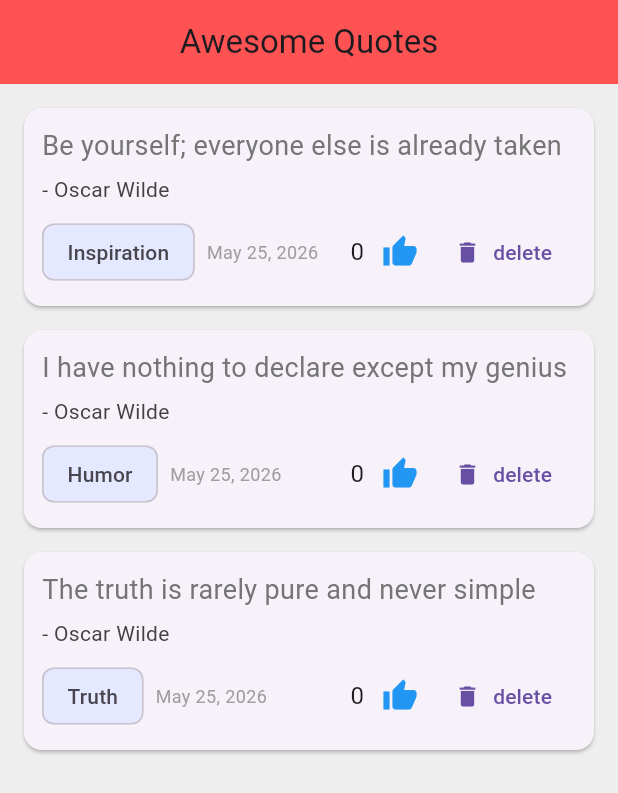
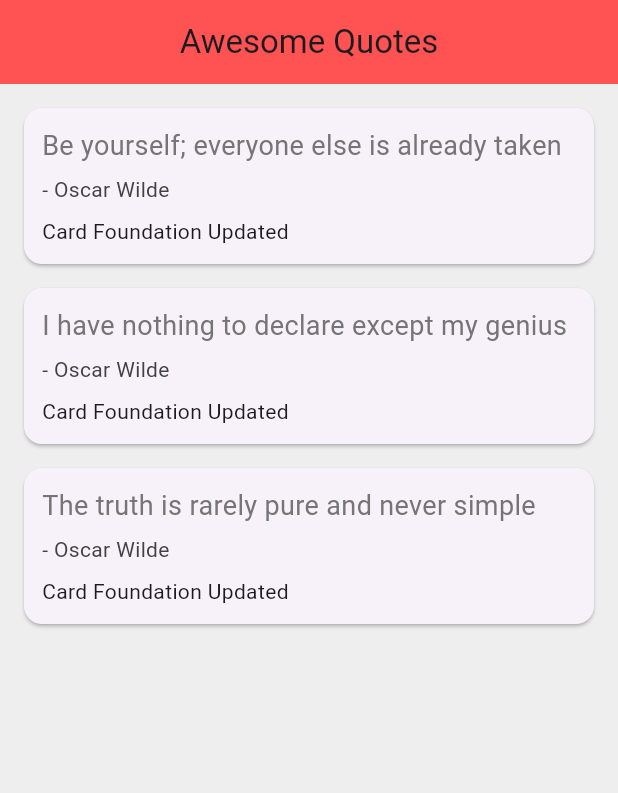
Before and after one commit to mrpatel2/quote_app_extended_Part2, a Flutter app: the screen it shows after launch, on a phone screen of 412 x 824 dp. Shown: the top 793 px of the screen. Run offline on Flutter 3.47's test engine with Material 3 defaults, Android fonts, the phone set to English and light mode, and no system bars.

Commit message:
Convert QuoteCard to a StatefulWidget to prepare for local state

```diff
--- a/lib/main.dart
+++ b/lib/main.dart
@@ -1,7 +1,7 @@
 /* Mihir Patel
    CPSC 4150/6150
-   Net Ninja Quote Lab Features 1 (Category/Tag), 2 (Date Added), and 3 (Likes Counter)
-   May 24, 2026
+   Net Ninja Quote Lab Features 4 & 5 (Delete Confirmation and Category-Based Theme)
+   May 31, 2026
 */
 
 import 'package:flutter/material.dart';
--- a/lib/quote.dart
+++ b/lib/quote.dart
@@ -1,7 +1,7 @@
 /* Mihir Patel
    CPSC 4150/6150
-   Net Ninja Quote Lab Features 1 (Category/Tag), 2 (Date Added), and 3 (Likes Counter)
-   May 24, 2026
+   Net Ninja Quote Lab Features 4 & 5 (Delete Confirmation and Category-Based Theme)
+   May 31, 2026
 */
 
 class Quote {
--- a/lib/quote_card.dart
+++ b/lib/quote_card.dart
@@ -1,14 +1,8 @@
-/* Mihir Patel
-   CPSC 4150/6150
-   Net Ninja Quote Lab Features 1 (Category/Tag), 2 (Date Added), and 3 (Likes Counter)
-   May 24, 2026
-*/
-
 import 'package:flutter/material.dart';
 import 'package:intl/intl.dart';
 import 'quote.dart';
 
-class QuoteCard extends StatelessWidget {
+class QuoteCard extends StatefulWidget {
   final Quote quote;
   final VoidCallback delete;
   final VoidCallback onLike;
@@ -21,6 +15,11 @@ class QuoteCard extends StatelessWidget {
   });
 
   @override
+  State<QuoteCard> createState() => _QuoteCardState();
+}
+
+class _QuoteCardState extends State<QuoteCard> {
+  @override
   Widget build(BuildContext context) {
     return Card(
       margin: const EdgeInsets.fromLTRB(16.0, 16.0, 16.0, 0),
@@ -29,55 +28,12 @@ class QuoteCard extends StatelessWidget {
         child: Column(
           crossAxisAlignment: CrossAxisAlignment.stretch,
           children: <Widget>[
-            Text(
-              quote.text,
-              style: TextStyle(fontSize: 18.0, color: Colors.grey[600]),
-            ),
+            Text(widget.quote.text, style: TextStyle(fontSize: 18.0, color: Colors.grey[600])),
             const SizedBox(height: 6.0),
-            Text(
-              '- ${quote.author}',
-              style: TextStyle(fontSize: 14.0, color: Colors.grey[800]),
-            ),
+            Text('- ${widget.quote.author}', style: TextStyle(fontSize: 14.0, color: Colors.grey[800])),
             const SizedBox(height: 8.0),
-            Row(
-              mainAxisAlignment: MainAxisAlignment.spaceBetween,
-              children: [
-                Wrap(
-                  spacing: 8.0,
-                  crossAxisAlignment: WrapCrossAlignment.center,
-                  children: [
-                    Chip(
-                      label: Text(quote.category),
-                      backgroundColor: Colors.blueAccent.shade100.withOpacity(
-                        0.2,
-                      ),
-                    ),
-                    Text(
-                      DateFormat('MMM d, yyyy').format(quote.createdAt),
-                      style: TextStyle(color: Colors.grey[500], fontSize: 12.0),
-                    ),
-                  ],
-                ),
-                Row(
-                  children: [
-                    Text(
-                      '${quote.likes}',
-                      style: const TextStyle(fontSize: 16.0),
-                    ),
-                    IconButton(
-                      icon: const Icon(Icons.thumb_up),
-                      color: Colors.blue,
-                      onPressed: onLike,
-                    ),
-                    TextButton.icon(
-                      onPressed: delete,
-                      label: const Text('delete'),
-                      icon: const Icon(Icons.delete),
-                    ),
-                  ],
-                ),
-              ],
-            ),
+            // Bottom Row (Placeholder for next steps)
+            const Text('Card Foundation Updated'),
           ],
         ),
       ),
```
